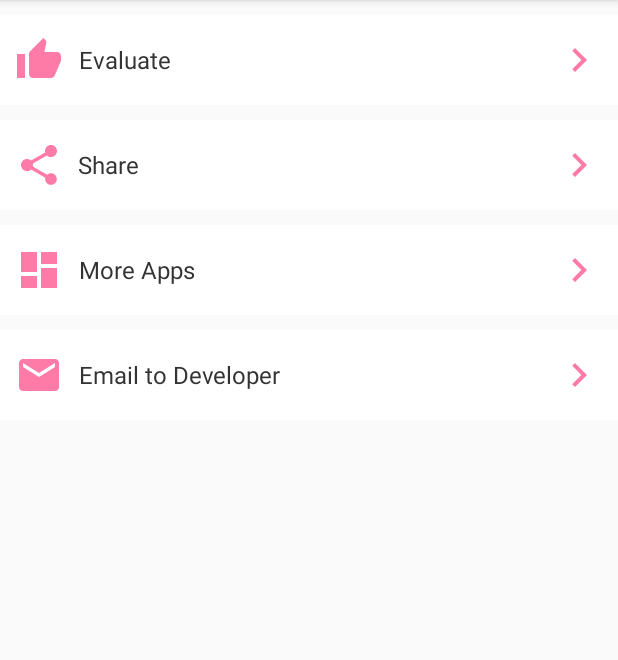
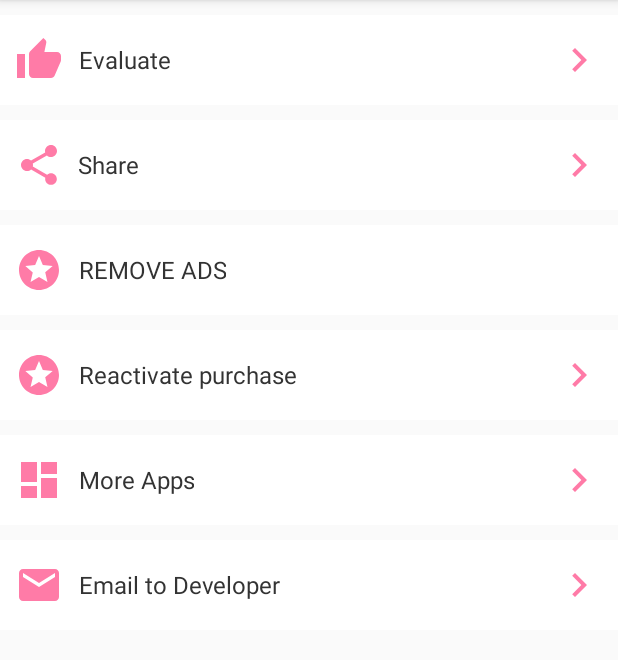
Before and after one commit to qiapps/SuperDownloaderIG, an Android app: the fragment SettingsFragment shown on its own in the app's theme, on a phone screen of 412 x 824 dp, the part 84-744 px from its top. Run offline under Robolectric (Android 15) with nearby library versions, the phone set to English and light mode, and no system bars; 3 statements that could not run were skipped.

Commit message:
fluxo de compras no app

```diff
--- a/app/build.gradle
+++ b/app/build.gradle
@@ -60,7 +60,7 @@ dependencies {
         transitive = true
     }
     implementation 'com.android.support:multidex:2.0.1'
-    implementation 'com.android.billingclient:billing:6.0.1'
+    implementation 'com.android.billingclient:billing:7.0.0'
     testImplementation 'junit:junit:4.12'
     androidTestImplementation 'androidx.test:runner:1.2.0'
     androidTestImplementation 'androidx.test.espresso:espresso-core:3.2.0'
--- a/app/src/main/java/com/qiapps/superdownloaderig/Activity/SplashActivity.java
+++ b/app/src/main/java/com/qiapps/superdownloaderig/Activity/SplashActivity.java
@@ -131,7 +131,7 @@ public class SplashActivity extends AppCompatActivity {
         runOnUiThread(new Runnable() {
             @Override
             public void run() {
-                if(customApplication.qiAppOpenSplash!=null){
+                if(customApplication.qiAppOpenSplash!=null && !UserPreferences.isUserPremium(customApplication)){
                     customApplication.qiAppOpenSplash.setEventUtils(new QIAppOpenSplash.Utils() {
                         @Override
                         public void event(String event) {
--- a/app/src/main/java/com/qiapps/superdownloaderig/Fragment/SettingsFragment.java
+++ b/app/src/main/java/com/qiapps/superdownloaderig/Fragment/SettingsFragment.java
@@ -16,6 +16,7 @@ import android.widget.Toast;
 import com.google.firebase.analytics.FirebaseAnalytics;
 
 import com.qiapps.superdownloaderig.Activity.MainActivity;
+import com.qiapps.superdownloaderig.Helper.UserPreferences;
 import com.qiapps.superdownloaderig.R;
 
 /**
@@ -27,7 +28,6 @@ public class SettingsFragment extends Fragment {
     private View view;
     private MainActivity activity;
     private FirebaseAnalytics analytics;
-    private TextView price;
 
     public SettingsFragment() {
         // Required empty public constructor
@@ -47,7 +47,6 @@ public class SettingsFragment extends Fragment {
         feedback = view.findViewById(R.id.vg_feedback);
         mais_apps = view.findViewById(R.id.vg_mais_apps);
         premium = view.findViewById(R.id.vg_premium);
-        price = view.findViewById(R.id.price);
         reativar = view.findViewById(R.id.vg_reativar);
 
         activity = (MainActivity)getActivity();
@@ -142,8 +141,14 @@ public class SettingsFragment extends Fragment {
             @Override
             public void onClick(View view) {
                 //activity.purchaseItem();
+                activity.startPurchase();
             }
         });
+
+        if(UserPreferences.isUserPremium(activity)){
+            premium.setVisibility(View.GONE);
+            reativar.setVisibility(View.GONE);
+        }
 
         reativar.setOnClickListener(new View.OnClickListener() {
             @Override
@@ -153,6 +158,7 @@ public class SettingsFragment extends Fragment {
 //                }else{
 //                    Toast.makeText(activity, R.string.compra_nao_encontrada, Toast.LENGTH_SHORT).show();
 //                }
+                activity.verifyPurchase();
             }
         });
 
--- a/app/src/main/res/layout/fragment_settings.xml
+++ b/app/src/main/res/layout/fragment_settings.xml
@@ -82,7 +82,7 @@
 
         <FrameLayout
             android:id="@+id/vg_premium"
-            android:visibility="gone"
+            android:visibility="visible"
             android:layout_width="match_parent"
             android:layout_height="60dp"
             android:background="#FFF"
@@ -104,19 +104,19 @@
                 android:gravity="center"
                 android:layout_gravity="center_vertical"
                 android:layout_marginStart="42dp"/>
-            <TextView
-                android:id="@+id/price"
-            android:layout_width="wrap_content"
-            android:layout_height="wrap_content"
-            android:text="R$0,00"
-            android:background="@drawable/borda_redonda_pink"
-            android:layout_gravity="right|center_vertical"
-            android:layout_marginEnd="10dp"
-            android:paddingStart="10dp"
-                android:paddingEnd="10dp"
-                android:paddingTop="5dp"
-                android:paddingBottom="5dp"
-            android:textColor="#FFF"/>
+<!--            <TextView-->
+<!--                android:id="@+id/price"-->
+<!--            android:layout_width="wrap_content"-->
+<!--            android:layout_height="wrap_content"-->
+<!--            android:text="R$0,00"-->
+<!--            android:background="@drawable/borda_redonda_pink"-->
+<!--            android:layout_gravity="right|center_vertical"-->
+<!--            android:layout_marginEnd="10dp"-->
+<!--            android:paddingStart="10dp"-->
+<!--                android:paddingEnd="10dp"-->
+<!--                android:paddingTop="5dp"-->
+<!--                android:paddingBottom="5dp"-->
+<!--            android:textColor="#FFF"/>-->
         </FrameLayout>
 
         <FrameLayout
@@ -126,7 +126,7 @@
             android:background="#FFF"
             android:layout_marginTop="10dp"
             android:paddingStart="10dp"
-            android:visibility="gone">
+            android:visibility="visible">
             <ImageView
                 android:layout_width="32dp"
                 android:layout_height="32dp"
--- a/app/src/main/res/values/strings.xml
+++ b/app/src/main/res/values/strings.xml
@@ -18,7 +18,7 @@
     <string name="colar">PASTE</string>
     <string name="download">DOWNLOAD</string>
     <string name="compartilhar">Share</string>
-    <string name="premium">Remove ADS</string>
+    <string name="premium">REMOVE ADS</string>
     <string name="mais_apps">More Apps</string>
     <string name="email_ao_desenvolvedor">Email to Developer</string>
 
@@ -43,6 +43,7 @@
     <string name="nao_foi_possivel_download">Couldn\'t download. Try Again</string>
     <string name="arquivo_removido_dispositivo">This file has been removed from your device.</string>
     <string name="aguarde">Please Wait...</string>
+    <string name="compra_realizada">Purchase successful! Close the app to remove ads!</string>
     <string name="excluido_com_sucesso">Successfully deleted!</string>
     <string name="link_copiado">Link Copied</string>
     <string name="habilitar_permissao_para_continuar">You need to enable permission to continue</string>
@@ -57,7 +58,7 @@
     <string name="compartilhar_com_o_instadownloader">Share with InstaDownloader</string>
     <string name="info_2">2° Option - Copy Link to download</string>
     <string name="abrir_instadownloader">Open InstaDownloader</string>
-    <string name="ja_sou_premium">Already got Premium</string>
+    <string name="ja_sou_premium">Reactivate purchase</string>
     <string name="conta_reativada_com_sucesso">Premium account reactivated successfully!</string>
     <string name="compra_nao_encontrada">No purchase was found associated with the current account.</string>
     <string name="habilitar_permissao">Enable Pemission</string>
@@ -73,4 +74,6 @@
     <string name="armazenamento_interno">Access to internal storage</string>
     <string name="armazenamento_interno_descricao">We will ask you for permission to the device\'s internal storage just to save downloaded videos and posts to your gallery.</string>
     <string name="problema_conexao">There was a problem with the connection. Try again</string>
+    <string name="tirar_anuncios">REMOVE ADS</string>
+    <string name="acesso_vitalicio">PREMIUM ACTIVE</string>
 </resources>
```
Also changed, not shown: app/src/main/java/com/qiapps/superdownloaderig/Activity/MainActivity.java (+71 -44 lines), app/src/main/java/com/qiapps/superdownloaderig/Purchase/BillingManager.java (+37 -14 lines), app/src/main/res/layout/toolbar.xml (+28 -17 lines), 1 other file.
